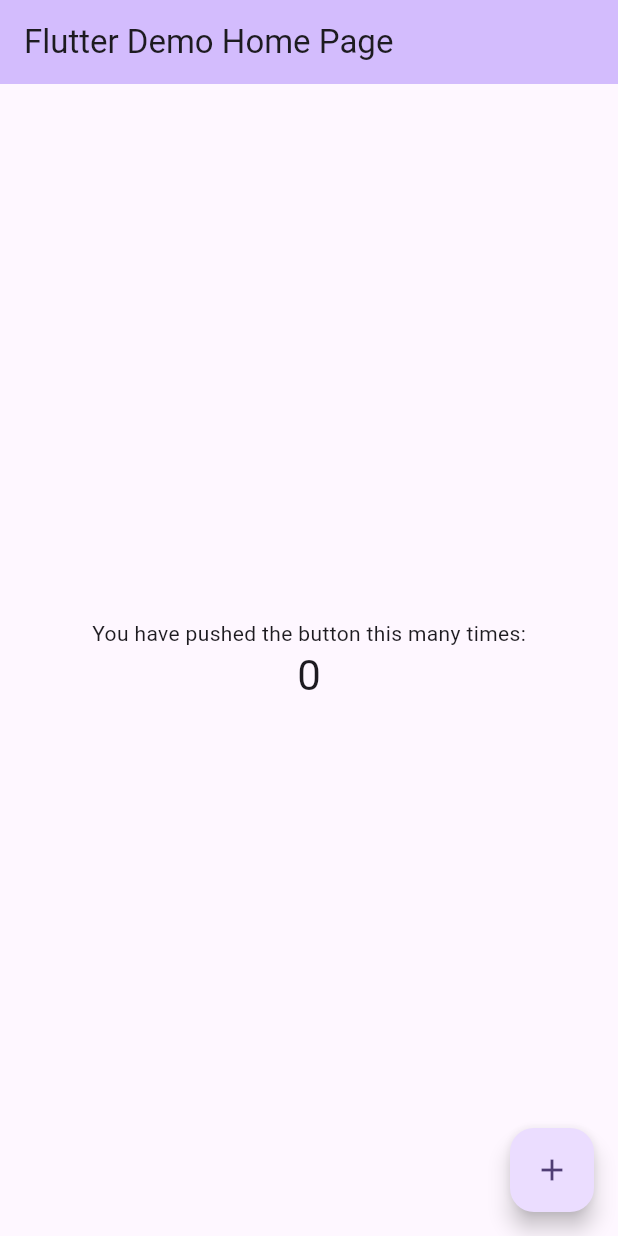
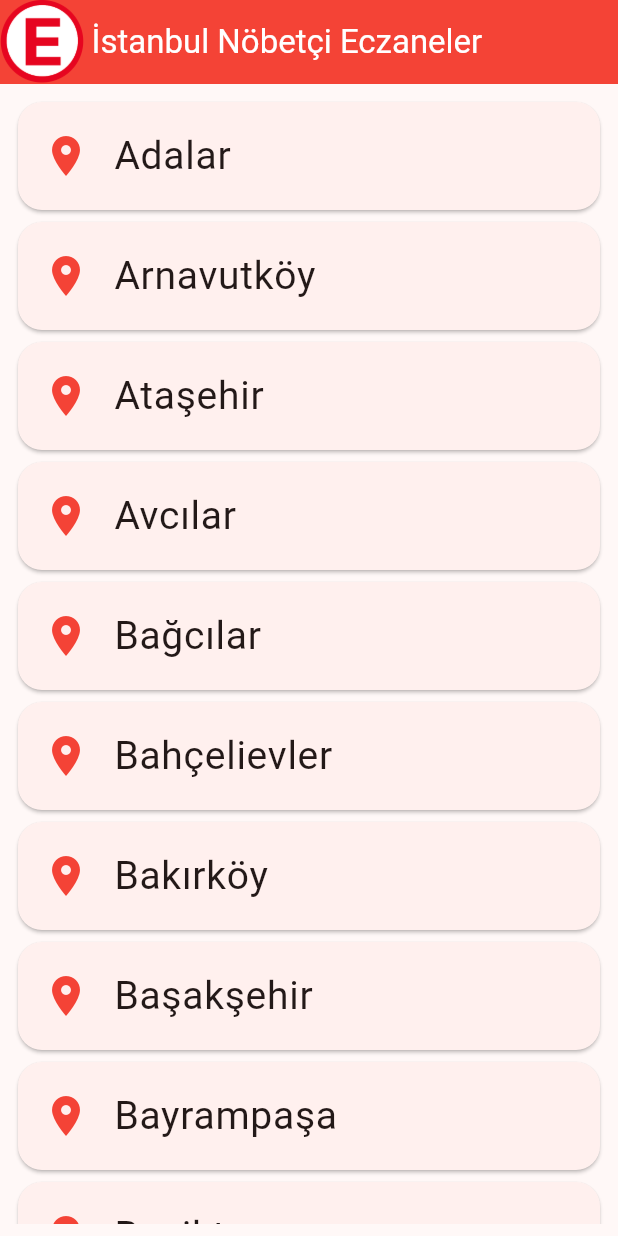
Before and after one commit to yunusemrekaplan/nobetci_eczane, a Flutter app: the screen it shows after launch, on a phone screen of 412 x 824 dp. Run offline on Flutter 3.47's test engine with Material 2 defaults, Android fonts, the phone set to English and light mode, and no system bars; our stand-ins replace google_fonts, loading_animation_widget; missing offline and left inert: web_scraper.

Commit message:
Bugs fixed

```diff
--- a/lib/main.dart
+++ b/lib/main.dart
@@ -1,52 +1,37 @@
 import 'package:flutter/material.dart';
+import 'package:flutter/services.dart';
+import 'package:nobetci_eczane/screens/home_screen.dart';
+import 'package:nobetci_eczane/screens/main_screen.dart';
+import 'package:nobetci_eczane/services/pharmacy_service.dart';
 
 void main() {
+  SystemChrome.setSystemUIOverlayStyle(
+      const SystemUiOverlayStyle(statusBarColor: Colors.transparent));
   runApp(const MyApp());
 }
 
 class MyApp extends StatelessWidget {
   const MyApp({super.key});
 
-  // This widget is the root of your application.
   @override
   Widget build(BuildContext context) {
     return MaterialApp(
       title: 'Flutter Demo',
       theme: ThemeData(
-        // This is the theme of your application.
-        //
-        // TRY THIS: Try running your application with "flutter run". You'll see
-        // the application has a blue toolbar. Then, without quitting the app,
-        // try changing the seedColor in the colorScheme below to Colors.green
-        // and then invoke "hot reload" (save your changes or press the "hot
-        // reload" button in a Flutter-supported IDE, or press "r" if you used
-        // the command line to start the app).
-        //
-        // Notice that the counter didn't reset back to zero; the application
-        // state is not lost during the reload. To reset the state, use hot
-        // restart instead.
-        //
-        // This works for code too, not just values: Most code changes can be
-        // tested with just a hot reload.
-        colorScheme: ColorScheme.fromSeed(seedColor: Colors.deepPurple),
+        colorScheme: ColorScheme.fromSeed(seedColor: Colors.red),
         useMaterial3: true,
       ),
-      home: const MyHomePage(title: 'Flutter Demo Home Page'),
+      routes: {
+        '/': (BuildContext context) => const MainScreen(),
+        '/home': (BuildContext context) => const HomeScreen(),
+      },
+      initialRoute: '/',
     );
   }
 }
 
 class MyHomePage extends StatefulWidget {
   const MyHomePage({super.key, required this.title});
-
-  // This widget is the home page of your application. It is stateful, meaning
-  // that it has a State object (defined below) that contains fields that affect
-  // how it looks.
-
-  // This class is the configuration for the state. It holds the values (in this
-  // case the title) provided by the parent (in this case the App widget) and
-  // used by the build method of the State. Fields in a Widget subclass are
-  // always marked "final".
 
   final String title;
 
@@ -55,62 +40,52 @@ class MyHomePage extends StatefulWidget {
 }
 
 class _MyHomePageState extends State<MyHomePage> {
-  int _counter = 0;
+  String name = '';
+  String address = '';
+  String number = '';
+  String district = '/nobetci-istanbul';
 
-  void _incrementCounter() {
+  void _incrementCounter() async {
     setState(() {
-      // This call to setState tells the Flutter framework that something has
-      // changed in this State, which causes it to rerun the build method below
-      // so that the display can reflect the updated values. If we changed
-      // _counter without calling setState(), then the build method would not be
-      // called again, and so nothing would appear to happen.
-      _counter++;
+      PharmacyService.getPharmacyNames(district).then((value) => name = value!.first);
+      PharmacyService.getPharmacyAddresses(district).then((value) => address = value!.first);
+      PharmacyService.getPharmacyNumbers(district).then((value) => number = value!.first);
     });
+    print(name);
+    print(address);
+    print(number);
   }
 
   @override
   Widget build(BuildContext context) {
-    // This method is rerun every time setState is called, for instance as done
-    // by the _incrementCounter method above.
-    //
-    // The Flutter framework has been optimized to make rerunning build methods
-    // fast, so that you can just rebuild anything that needs updating rather
-    // than having to individually change instances of widgets.
+
     return Scaffold(
       appBar: AppBar(
-        // TRY THIS: Try changing the color here to a specific color (to
-        // Colors.amber, perhaps?) and trigger a hot reload to see the AppBar
-        // change color while the other colors stay the same.
         backgroundColor: Theme.of(context).colorScheme.inversePrimary,
-        // Here we take the value from the MyHomePage object that was created by
-        // the App.build method, and use it to set our appbar title.
         title: Text(widget.title),
       ),
       body: Center(
-        // Center is a layout widget. It takes a single child and positions it
-        // in the middle of the parent.
         child: Column(
-          // Column is also a layout widget. It takes a list of children and
-          // arranges them vertically. By default, it sizes itself to fit its
-          // children horizontally, and tries to be as tall as its parent.
-          //
-          // Column has various properties to control how it sizes itself and
-          // how it positions its children. Here we use mainAxisAlignment to
-          // center the children vertically; the main axis here is the vertical
-          // axis because Columns are vertical (the cross axis would be
-          // horizontal).
-          //
-          // TRY THIS: Invoke "debug painting" (choose the "Toggle Debug Paint"
-          // action in the IDE, or press "p" in the console), to see the
-          // wireframe for each widget.
           mainAxisAlignment: MainAxisAlignment.center,
           children: <Widget>[
             const Text(
               'You have pushed the button this many times:',
             ),
             Text(
-              '$_counter',
+              name,
               style: Theme.of(context).textTheme.headlineMedium,
+            ),
+            Text(
+              address,
+              style: const TextStyle(
+                fontSize: 18.0,
+              ),
+            ),
+            Text(
+              number,
+              style: const TextStyle(
+                fontSize: 18.0,
+              ),
             ),
           ],
         ),
--- /dev/null
+++ b/lib/screens/home_screen.dart
@@ -0,0 +1,100 @@
+import 'package:flutter/material.dart';
+import 'package:nobetci_eczane/widgets/district_min_card_widget.dart';
+
+class HomeScreen extends StatefulWidget {
+  const HomeScreen({super.key});
+
+  @override
+  State<HomeScreen> createState() => _HomeScreenState();
+}
+
+class _HomeScreenState extends State<HomeScreen> {
+  List<String> districts = [
+    'Adalar',
+    'Arnavutköy',
+    'Ataşehir',
+    'Avcılar',
+    'Bağcılar',
+    'Bahçelievler',
+    'Bakırköy',
+    'Başakşehir',
+    'Bayrampaşa',
+    'Beşiktaş',
+    'Beykoz',
+    'Beylikdüzü',
+    'Beyoğlu',
+    'Büyükçekmece',
+    'Çatalca',
+    'Çekmeköy',
+    'Esenler',
+    'Esenyurt',
+    'Eyüp',
+    'Fatih',
+    'Gaziosmanpaşa',
+    'Güngören',
+    'Kadıköy',
+    'Kağıthane',
+    'Kartal',
+    'Küçükçekmece',
+    'Maltepe',
+    'Pendik',
+    'Sancaktepe',
+    'Sarıyer',
+    'Şile',
+    'Silivri',
+    'Şişli',
+    'Sultanbeyli',
+    'Sultangazi',
+    'Tuzla',
+    'Ümraniye',
+    'Üsküdar',
+    'Zeytinburnu',
+  ];
+  String dropdownValue = 'Hepsi';
+
+  @override
+  Widget build(BuildContext context) {
+    return Scaffold(
+      appBar: AppBar(
+        backgroundColor: Colors.red,
+        titleSpacing: 5,
+        leading: Image.asset(
+          'lib/assets/images/logo_img.png',
+          width: 50,
+          height: 50,
+        ),
+        title: const Text(
+          'İstanbul Nöbetçi Eczaneler',
+          style: TextStyle(
+            fontSize: 22,
+            color: Colors.white,
+          ),
+        ),
+      ),
+      body: Padding(
+        padding: const EdgeInsets.all(8.0),
+        child: SizedBox(
+          width: double.infinity,
+          child: Column(
+            mainAxisSize: MainAxisSize.min,
+            crossAxisAlignment: CrossAxisAlignment.start,
+            children: [
+              Flexible(
+                flex: 1,
+                fit: FlexFit.tight,
+                child: SingleChildScrollView(
+                  physics: const BouncingScrollPhysics(),
+                  scrollDirection: Axis.vertical,
+                  child: Column(
+                    //mainAxisSize: MainAxisSize.min,
+                    children: districts.map((e) => DistrictMinCardWidget(districtName: e,),).toList(),
+                  ),
+                ),
+              ),
+            ],
+          ),
+        ),
+      ),
+    );
+  }
+}
--- /dev/null
+++ b/lib/widgets/district_min_card_widget.dart
@@ -0,0 +1,48 @@
+// ignore_for_file: must_be_immutable
+
+import 'package:flutter/material.dart';
+import 'package:nobetci_eczane/screens/district_screen.dart';
+
+class DistrictMinCardWidget extends StatefulWidget {
+  late String districtName;
+  DistrictMinCardWidget({super.key, required this.districtName});
+
+  @override
+  State<DistrictMinCardWidget> createState() => _DistrictMinCardWidgetState();
+}
+
+class _DistrictMinCardWidgetState extends State<DistrictMinCardWidget> {
+  @override
+  Widget build(BuildContext context) {
+    return GestureDetector(
+      onTap: () {
+        Navigator.push(context, MaterialPageRoute(builder: (BuildContext context) => DistrictScreen(districtName: widget.districtName)));
+      },
+      child: Card(
+        shape: _buildCardShape(),
+        child: Padding(
+          padding: const EdgeInsets.only(top: 8.0, bottom: 8.0),
+          child: ListTile(
+            leading: const Icon(
+              Icons.location_on,
+              color: Colors.red,
+              size: 32,
+            ),
+            title: Text(
+              widget.districtName,
+              style: const TextStyle(
+                fontSize: 26,
+              ),
+            ),
+          ),
+        ),
+      ),
+    );
+  }
+
+  RoundedRectangleBorder _buildCardShape() {
+    return RoundedRectangleBorder(
+      borderRadius: BorderRadius.circular(16),
+    );
+  }
+}
```
Also changed, not shown: lib/models/pharmacy.dart (added, +7 -0 lines), lib/screens/district_screen.dart (added, +140 -0 lines), lib/screens/main_screen.dart (added, +168 -0 lines), lib/services/pharmacy_service.dart (added, +164 -0 lines), pubspec.yaml (+8 -3 lines), lib/assets/images/background_img.jpg (added), lib/assets/images/logo_img.png (added), lib/widgets/pharmacy_min_card_widget.dart (added), pubspec.lock.
